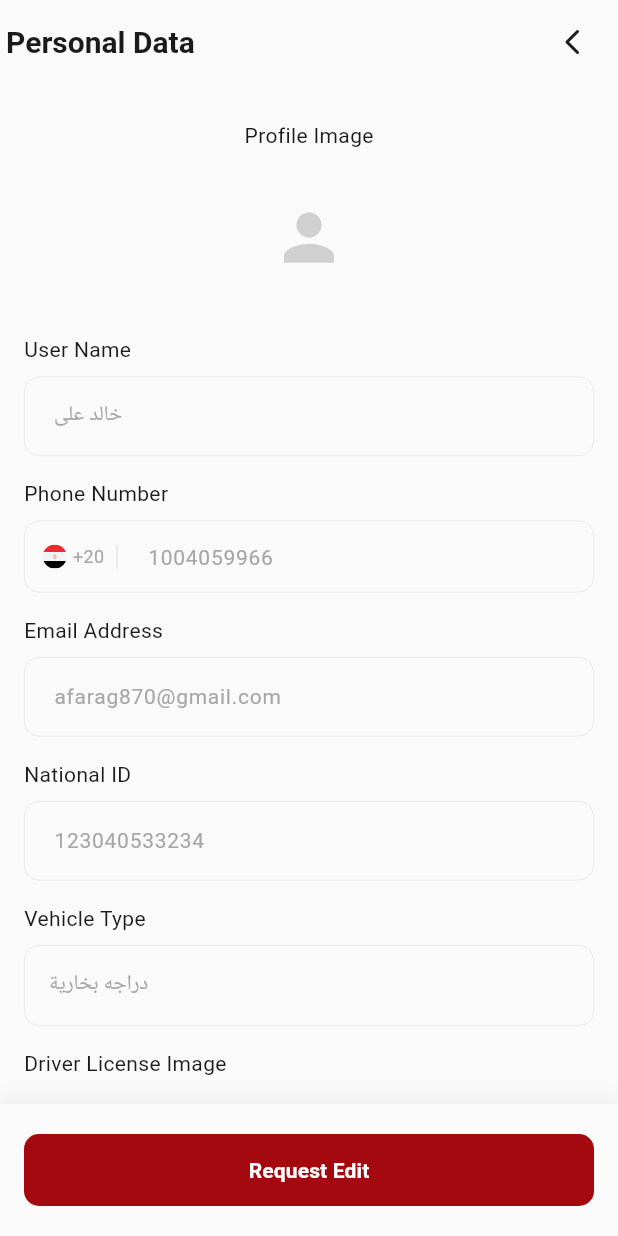
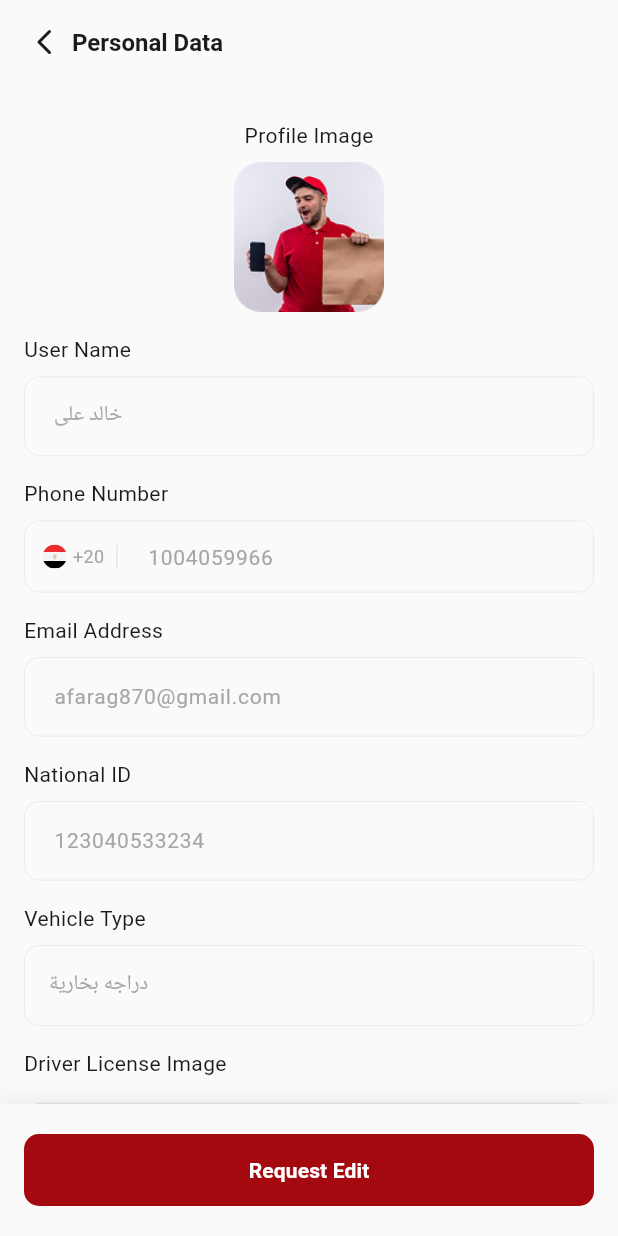
Before and after one commit to omarfaysal1111/delivery_app_project, a Flutter app: the screen it shows after launch, in the side drawer, after a tap on the "menu" icon, on a phone screen of 412 x 824 dp. Run offline on Flutter 3.47's test engine with Material 3 defaults, Android fonts, the light colour scheme and no system bars; drawn by our look-alikes of dotted_border; our stand-ins replace connectivity_plus, dartz, dio, equatable, flutter_bloc, flutter_secure_storage and 7 more; project files that could hold a hidden picture were left out.

Commit message:
update profile screen

```diff
--- a/lib/core/constants/app_assets.dart
+++ b/lib/core/constants/app_assets.dart
@@ -37,4 +37,7 @@ class AppAssets {
 
   static const chatSentIcon = 'assets/images/sent.png';
   static const chatImageAddIcon = 'assets/images/image-add-01.png';
+  static const userAvatar = 'assets/images/user_avatar.png';
+  static const profileAvatar = 'assets/images/profile_avatar.png';
+  static const profileImageUploadIcon = 'assets/images/image-upload.png';
 }
--- a/lib/features/auth/presentation/widgets/auth_image_upload_box.dart
+++ b/lib/features/auth/presentation/widgets/auth_image_upload_box.dart
@@ -4,8 +4,7 @@ import 'package:flutter/material.dart';
 
 import '../../../../core/constants/app_assets.dart';
 import '../../../../core/theme/app_colors.dart';
-import '../../../../core/widgets/app_media.dart';
-import '../../../../core/widgets/dashed_border.dart';
+import 'package:dotted_border/dotted_border.dart';
 
 /// Profile-photo style upload box (Figma 6323:1301).
 ///
@@ -21,9 +20,8 @@ class AuthImageUploadBox extends StatelessWidget {
     this.hasError = false,
     this.size = 100,
     this.borderRadius = 12,
-    this.iconAsset = AppAssets.icImageUpload,
-    this.iconSize = 32,
     this.readOnly = false,
+    this.imageAsset,
   });
 
   final File? imageFile;
@@ -31,22 +29,28 @@ class AuthImageUploadBox extends StatelessWidget {
   final bool hasError;
   final double size;
   final double borderRadius;
-  final String iconAsset;
-  final double iconSize;
   final bool readOnly;
+  final String? imageAsset;
 
   @override
   Widget build(BuildContext context) {
     final hasImage = imageFile != null;
     final borderColor = hasError
         ? AppColors.fieldError(context)
-        : AppColors.uploadDashedBorder(context);
+        : const Color(0xFFA3090F);
 
-    final iconColor = hasImage ? AppColors.text : AppColors.onSurface(context);
-
-    final box = DashedBorder(
+    return GestureDetector(
+      onTap: readOnly ? null : onTap,
+      child: DottedBorder(
+        options: RoundedRectDottedBorderOptions(
+          radius: Radius.circular(borderRadius),
+          dashPattern: const <double>[8, 4],
+          strokeWidth: 2.0,
           color: readOnly ? Colors.transparent : borderColor,
-      borderRadius: borderRadius,
+          padding: EdgeInsets.zero,
+        ),
+        child: ClipRRect(
+          borderRadius: BorderRadius.circular(borderRadius),
           child: SizedBox(
             width: size,
             height: size,
@@ -54,53 +58,36 @@ class AuthImageUploadBox extends StatelessWidget {
               fit: StackFit.expand,
               children: [
                 if (hasImage)
-              ClipRRect(
-                borderRadius: BorderRadius.circular(borderRadius),
-                child: Image.file(imageFile!, fit: BoxFit.cover),
-              )
+                  Image.file(imageFile!, fit: BoxFit.cover)
+                else if (imageAsset != null)
+                  Image.asset(imageAsset!, fit: BoxFit.cover)
                 else if (readOnly)
                   Container(
-                decoration: BoxDecoration(
                     color: AppColors.scaffoldBackground(context),
-                  borderRadius: BorderRadius.circular(borderRadius),
-                ),
                     child: Icon(
                       Icons.person,
                       size: size * 0.5,
                       color: AppColors.paragraph(context).withValues(alpha: 0.5),
                     ),
                   ),
-            if (hasImage && !readOnly)
-              DecoratedBox(
+                if ((hasImage || imageAsset != null) && !readOnly)
+                  const DecoratedBox(
                     decoration: BoxDecoration(
-                  color: AppColors.profilePhotoOverlay(context),
-                  borderRadius: BorderRadius.circular(borderRadius),
+                      color: Colors.black26,
                     ),
                   ),
                 if (!readOnly)
                   Center(
-                child: AppSvgImage.asset(
-                  iconAsset,
-                  width: iconSize,
-                  height: iconSize,
-                  color: iconColor,
+                    child: Image.asset(
+                      AppAssets.profileImageUploadIcon,
+                      width: 32,
+                      height: 32,
                     ),
                   ),
               ],
             ),
           ),
-    );
-
-    return Material(
-      color: readOnly
-          ? AppColors.scaffoldBackground(context)
-          : AppColors.surfaceCard(context),
-      borderRadius: BorderRadius.circular(borderRadius),
-      clipBehavior: Clip.antiAlias,
-      child: InkWell(
-        onTap: readOnly ? null : onTap,
-        borderRadius: BorderRadius.circular(borderRadius),
-        child: box,
+        ),
       ),
     );
   }
--- a/lib/features/auth/presentation/widgets/document_upload_tile.dart
+++ b/lib/features/auth/presentation/widgets/document_upload_tile.dart
@@ -61,7 +61,7 @@ class DocumentUploadTile extends StatelessWidget {
           transitionBuilder: (child, animation) {
             return SizeTransition(
               sizeFactor: animation,
-              axisAlignment: -1.0,
+              alignment: Alignment.topCenter,
               child: FadeTransition(opacity: animation, child: child),
             );
           },
@@ -79,10 +79,16 @@ class DocumentUploadTile extends StatelessWidget {
                     readOnly: readOnly,
                   ),
                 )
-              : const SizedBox(
-                  key: ValueKey('upload_card_empty'),
-                  width: double.infinity,
-                ),
+              : readOnly
+                  ? const Padding(
+                      key: ValueKey('mock_view_card'),
+                      padding: EdgeInsets.only(top: 8),
+                      child: _MockViewModeBox(),
+                    )
+                  : const SizedBox(
+                      key: ValueKey('upload_card_empty'),
+                      width: double.infinity,
+                    ),
         ),
         if (errorText != null)
           Padding(
@@ -90,6 +96,42 @@ class DocumentUploadTile extends StatelessWidget {
             child: Text(errorText!, style: AppTextStyles.validationCaption),
           ),
       ],
+    );
+  }
+}
+
+class _MockViewModeBox extends StatelessWidget {
+  const _MockViewModeBox();
+
+  @override
+  Widget build(BuildContext context) {
+    return Container(
+      width: double.infinity,
+      height: 97,
+      decoration: BoxDecoration(
+        color: AppColors.surfaceCard(context),
+        borderRadius: BorderRadius.circular(12),
+        border: Border.all(color: AppColors.border(context), width: 1),
+      ),
+      child: Align(
+        alignment: AlignmentDirectional.centerStart,
+        child: Padding(
+          padding: const EdgeInsetsDirectional.only(
+            start: 16.0,
+            top: 16.0,
+            bottom: 16.0,
+          ),
+          child: ClipRRect(
+            borderRadius: BorderRadius.circular(12),
+            child: Image.asset(
+              'assets/images/mock_license.png',
+              height: 65,
+              width: 65,
+              fit: BoxFit.cover,
+            ),
+          ),
+        ),
+      ),
     );
   }
 }
@@ -136,7 +178,7 @@ class _DashedUploadBox extends StatelessWidget {
                   AppAssets.icFileUpload,
                   width: 20,
                   height: 20,
-                  color: strokeColor,
+                  color: const Color(0xFFB6B6B6), // Hardcoded #B6B6B6
                 ),
                 const SizedBox(height: 8),
                 Text.rich(
--- a/lib/features/home/presentation/pages/home_page.dart
+++ b/lib/features/home/presentation/pages/home_page.dart
@@ -114,11 +114,9 @@ class _HomePageState extends State<HomePage> {
                                 onTap: () =>
                                     Scaffold.of(drawerCtx).openDrawer(),
                                 child: Center(
-                                  child: Icon(
+                                  child: const Icon(
                                     Icons.menu,
-                                    color: Theme.of(
-                                      context,
-                                    ).colorScheme.onSurface,
+                                    color: Color(0xFFA3090F),
                                   ),
                                 ),
                               ),
--- a/lib/features/home/presentation/widgets/drawer_item_tile.dart
+++ b/lib/features/home/presentation/widgets/drawer_item_tile.dart
@@ -64,10 +64,8 @@ class DrawerItemTile extends StatelessWidget {
                           fontFamily: 'ExpoArabic',
                           fontSize: 14,
                           fontWeight: FontWeight.w500,
-                          color: isLogout
-                              ? theme.colorScheme.error
-                              : theme.textTheme.bodyMedium?.color ??
-                                    theme.colorScheme.onSurface,
+                          color: theme.textTheme.bodyMedium?.color ??
+                                theme.colorScheme.onSurface,
                         ),
                       ),
                     ],
--- a/lib/features/home/presentation/widgets/home_drawer.dart
+++ b/lib/features/home/presentation/widgets/home_drawer.dart
@@ -214,38 +214,32 @@ class _DrawerHeader extends StatelessWidget {
       child: Row(
         children: [
           // START: Avatar + Name + Phone
-          InkWell(
+          Expanded(
+            child: InkWell(
               onTap: () {
                 Navigator.of(context).pop();
                 context.push(RouteNames.profile);
               },
               borderRadius: BorderRadius.circular(8),
               child: Row(
-              mainAxisSize: MainAxisSize.min,
                 children: [
-                // Avatar — Figma: 40×40, radius=24, fill=#EC2D30
-                Container(
-                  width: 40,
-                  height: 40,
-                  decoration: const BoxDecoration(
-                    color: Color(0xFFEC2D30),
-                    borderRadius: BorderRadius.all(Radius.circular(24)),
-                  ),
-                  child: const Icon(
-                    Icons.person,
-                    color: Colors.white,
-                    size: 22,
-                  ),
+                  const CircleAvatar(
+                    radius: 20,
+                    backgroundColor: Colors.transparent,
+                    backgroundImage: AssetImage('assets/images/user_avatar.png'),
                   ),
                   const SizedBox(width: 12),
                   // Name + Phone
-                Column(
+                  Expanded(
+                    child: Column(
                       crossAxisAlignment: CrossAxisAlignment.start,
                       mainAxisAlignment: MainAxisAlignment.center,
                       children: [
                         // User name
                         Text(
                           l10n.drawerGuestName,
+                          maxLines: 1,
+                          overflow: TextOverflow.ellipsis,
                           style: TextStyle(
                             fontSize: 14,
                             fontWeight: FontWeight.w400,
@@ -258,6 +252,8 @@ class _DrawerHeader extends StatelessWidget {
                         // Phone
                         Text(
                           '+20 123 456 7890',
+                          maxLines: 1,
+                          overflow: TextOverflow.ellipsis,
                           style: TextStyle(
                             fontSize: 12,
                             fontWeight: FontWeight.w400,
@@ -268,11 +264,13 @@ class _DrawerHeader extends StatelessWidget {
                         ),
                       ],
                     ),
+                  ),
                 ],
               ),
             ),
+          ),
 
-          const Spacer(),
+          const SizedBox(width: 8),
 
           // END: back/close arrow
           InkWell(
--- a/lib/features/profile/presentation/pages/profile_screen.dart
+++ b/lib/features/profile/presentation/pages/profile_screen.dart
@@ -1,4 +1,5 @@
 import 'dart:io';
+import 'package:delivery_app_project/core/constants/app_assets.dart';
 
 import 'package:flutter/material.dart';
 
@@ -72,20 +73,27 @@ class _ProfileScreenState extends State<ProfileScreen> {
         backgroundColor: AppColors.scaffoldBackground(context),
         elevation: 0,
         centerTitle: false,
-        titleSpacing: 4.0,
-        title: Text(
-          _isEditing ? l10n.profileEditPersonalData : l10n.profilePersonalData,
-          style: AppTextStyles.heading1(
-            context,
-          ).copyWith(color: AppColors.onSurface(context)),
+        automaticallyImplyLeading: false,
+        titleSpacing: 16.0,
+        title: Row(
+          children: [
+            const AuthBackButton(),
+            const SizedBox(width: 4),
+            Expanded(
+              child: Text(
+                _isEditing ? l10n.profileEditPersonalData : l10n.profilePersonalData,
+                maxLines: 1,
+                overflow: TextOverflow.ellipsis,
+                textAlign: TextAlign.start,
+                style: AppTextStyles.appBarTitle(context).copyWith(
+                  fontSize: 16,
+                  fontWeight: FontWeight.w600,
+                  height: 1.4,
+                ),
+              ),
+            ),
+          ],
         ),
-        actions: const [
-          Padding(
-            padding: EdgeInsetsDirectional.only(end: 16),
-            child: AuthBackButton(),
-          ),
-        ],
-        automaticallyImplyLeading: false,
       ),
       body: Column(
         children: [
@@ -111,6 +119,7 @@ class _ProfileScreenState extends State<ProfileScreen> {
                         const SizedBox(height: 8),
                         AuthImageUploadBox(
                           imageFile: _profileImage,
+                          imageAsset: AppAssets.profileAvatar,
                           readOnly: !_isEditing,
                           onTap: () {},
                         ),
--- a/pubspec.yaml
+++ b/pubspec.yaml
@@ -29,6 +29,7 @@ dependencies:
   flutter_secure_storage: ^10.3.1
   pretty_dio_logger: ^1.4.0
   jwt_decoder: ^2.0.1
+  dotted_border: ^3.1.0
 
 dev_dependencies:
   flutter_test:
@@ -41,6 +42,10 @@ flutter:
 
   assets:
     - assets/images/
+    - assets/images/mock_license.png
+    - assets/images/image-upload.png
+    - assets/images/user_avatar.png
+    - assets/images/profile_avatar.png
     - assets/icons/
     - assets/images/support/
     - assets/images/icons/support/
```
Also changed, not shown: assets/images/2.0x/image-upload.png (added), assets/images/2.0x/profile_avatar.png (added), assets/images/2.0x/user_avatar.png (added), assets/images/3.0x/image-upload.png (added), assets/images/3.0x/profile_avatar.png (added), assets/images/3.0x/user_avatar.png (added), assets/images/image-upload.png (added), assets/images/mock_license.png (added), assets/images/profile_avatar.png (added), assets/images/user_avatar.png (added), pubspec.lock. Lines whose indentation alone changed are shown as unchanged.
